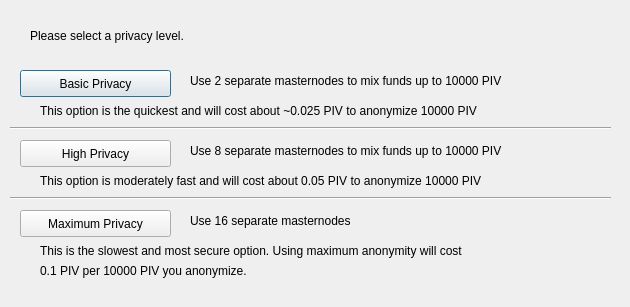
Above: src/qt/forms/obfuscationconfig.ui from CryptoCoderz/Azzure before the change. Below: the same form after it.
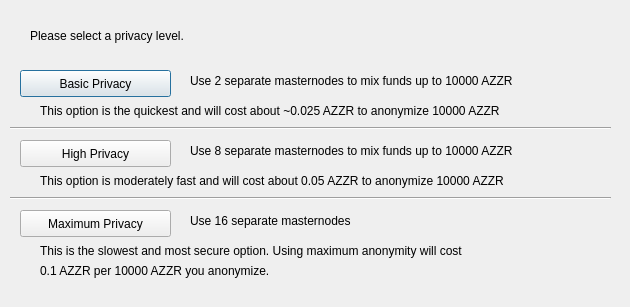
That is the form after the change.

Diff of the .ui file:
```diff
--- a/src/qt/forms/obfuscationconfig.ui
+++ b/src/qt/forms/obfuscationconfig.ui
@@ -75,7 +75,7 @@
     </rect>
    </property>
    <property name="text">
-    <string>Use 2 separate masternodes to mix funds up to 10000 PIV</string>
+    <string>Use 2 separate masternodes to mix funds up to 10000 AZZR</string>
    </property>
   </widget>
   <widget class="QLabel" name="label_3">
@@ -88,7 +88,7 @@
     </rect>
    </property>
    <property name="text">
-    <string>Use 8 separate masternodes to mix funds up to 10000 PIV</string>
+    <string>Use 8 separate masternodes to mix funds up to 10000 AZZR</string>
    </property>
   </widget>
   <widget class="QLabel" name="label_4">
@@ -114,7 +114,7 @@
     </rect>
    </property>
    <property name="text">
-    <string>This option is the quickest and will cost about ~0.025 PIV to anonymize 10000 PIV</string>
+    <string>This option is the quickest and will cost about ~0.025 AZZR to anonymize 10000 AZZR</string>
    </property>
   </widget>
   <widget class="QLabel" name="label_7">
@@ -127,7 +127,7 @@
     </rect>
    </property>
    <property name="text">
-    <string>This option is moderately fast and will cost about 0.05 PIV to anonymize 10000 PIV</string>
+    <string>This option is moderately fast and will cost about 0.05 AZZR to anonymize 10000 AZZR</string>
    </property>
   </widget>
   <widget class="QLabel" name="label_8">
@@ -153,7 +153,7 @@
     </rect>
    </property>
    <property name="text">
-    <string>0.1 PIV per 10000 PIV you anonymize.</string>
+    <string>0.1 AZZR per 10000 AZZR you anonymize.</string>
    </property>
   </widget>
   <widget class="Line" name="line">
```
